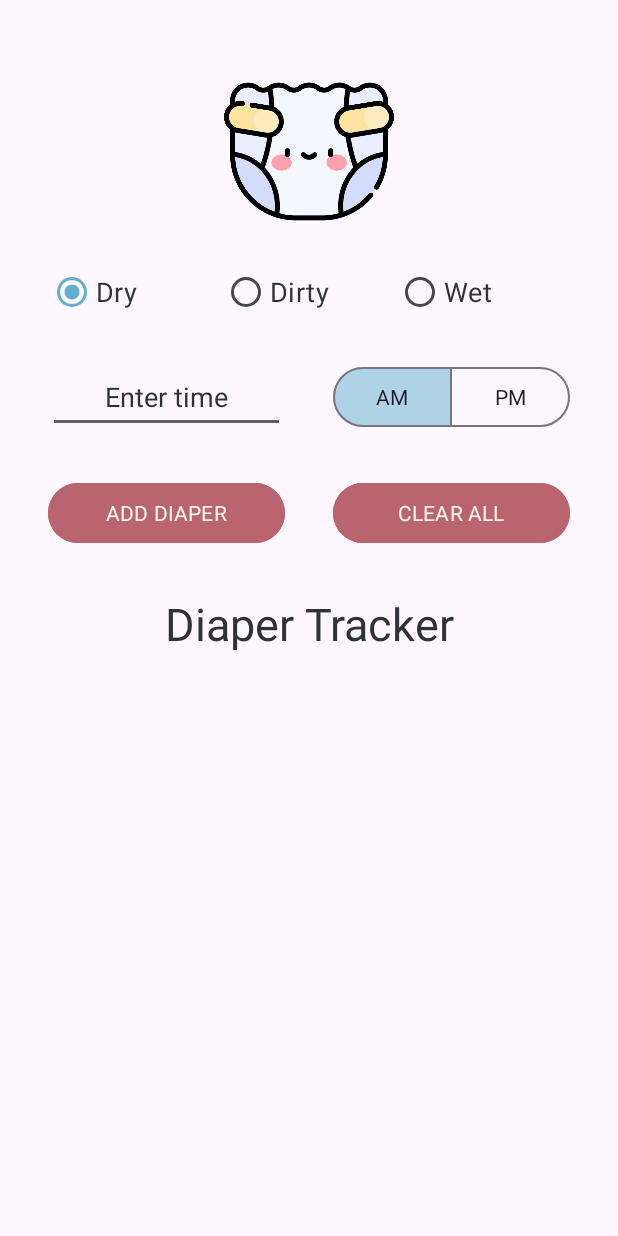
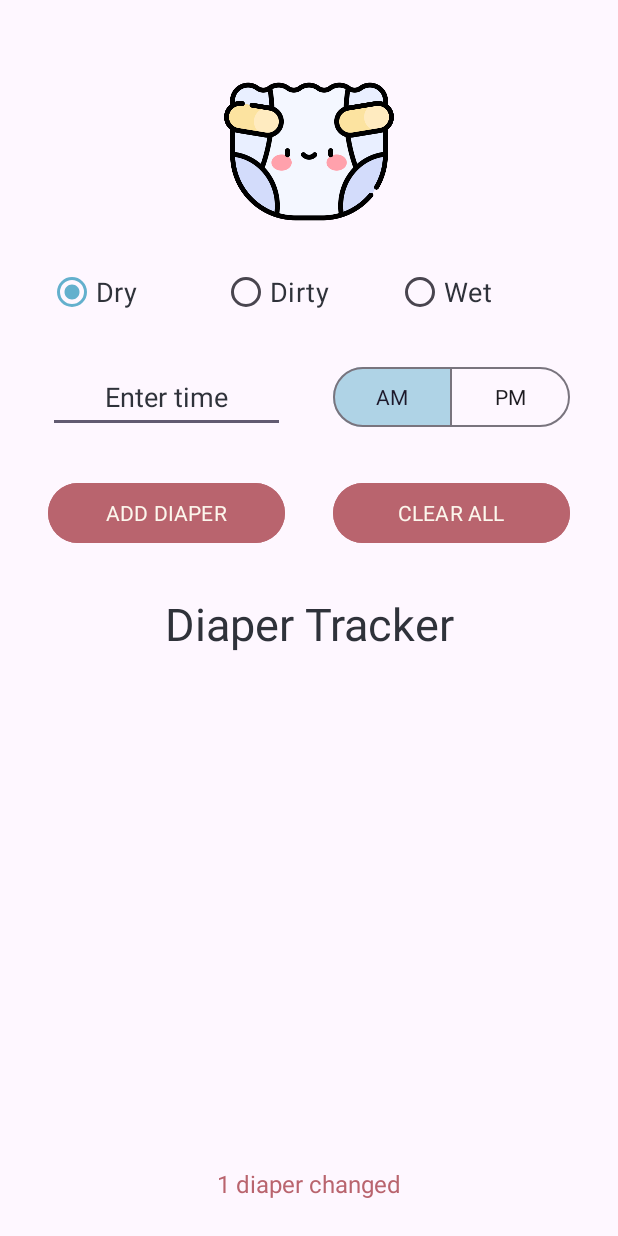
Before and after one commit to dottibug/diaper-tracker, an Android app: the screen it shows after launch (MainActivity), after a tap on "CLEAR ALL", on a phone screen of 412 x 824 dp. Run offline under Robolectric (Android 15) with nearby library versions, the light colour scheme and no system bars; our stand-ins replace data binding; Roboto replaces fonts that are not available here; 1 other tap on this screen came first.

Commit message:
Added data binding

```diff
--- a/app/build.gradle.kts
+++ b/app/build.gradle.kts
@@ -33,6 +33,10 @@ android {
     kotlinOptions {
         jvmTarget = "1.8"
     }
+
+    buildFeatures {
+        dataBinding = true
+    }
 }
 
 dependencies {
--- a/app/src/main/java/com/example/diapertracker/MainActivity.kt
+++ b/app/src/main/java/com/example/diapertracker/MainActivity.kt
@@ -5,67 +5,51 @@ import android.icu.util.Calendar
 import android.os.Bundle
 import android.text.format.DateFormat
 import android.view.inputmethod.InputMethodManager
-import android.widget.Button
-import android.widget.EditText
-import android.widget.RadioButton
 import android.widget.TextView
 import android.widget.Toast
 import androidx.activity.enableEdgeToEdge
 import androidx.appcompat.app.AppCompatActivity
 import androidx.core.view.ViewCompat
 import androidx.core.view.WindowInsetsCompat
-import com.google.android.material.button.MaterialButtonToggleGroup
+import androidx.databinding.DataBindingUtil
+import com.example.diapertracker.databinding.ActivityMainBinding
 
 class MainActivity : AppCompatActivity() {
-
-    // Declare variables
-    private lateinit var radioButtonDry: RadioButton
-    private lateinit var radioButtonDirty: RadioButton
-    private lateinit var radioButtonWet: RadioButton
-    private lateinit var timeEdit : EditText
-    private lateinit var toggleButtonAmPm : MaterialButtonToggleGroup
-    private lateinit var diaperList : TextView
-    private lateinit var diaperCount : TextView
+    private lateinit var binding: ActivityMainBinding
     private var diaperCounter : Int = 0
     private lateinit var imm : InputMethodManager
     private val toastMessageTime = "Enter the correct time format (12:00)"
 
+    var diaperCount : String = ""
+
     override fun onCreate(savedInstanceState: Bundle?) {
         super.onCreate(savedInstanceState)
         enableEdgeToEdge()
-        setContentView(R.layout.activity_main)
+
+        // Data binding inflation
+        binding = DataBindingUtil.setContentView(this, R.layout.activity_main)
+
         ViewCompat.setOnApplyWindowInsetsListener(findViewById(R.id.main)) { v, insets ->
             val systemBars = insets.getInsets(WindowInsetsCompat.Type.systemBars())
             v.setPadding(systemBars.left, systemBars.top, systemBars.right, systemBars.bottom)
             insets
         }
 
-        // Button references
-        val buttonAddDiaper : Button = findViewById(R.id.buttonAddDiaper)
-        val buttonClear : Button = findViewById(R.id.buttonClear)
+        // Data binding (layout variable myActivity is bound to this activity)
+        binding.diaperMain = this
 
         // Button click listeners
-        buttonAddDiaper.setOnClickListener { addDiaper() }
-        buttonClear.setOnClickListener { clear() }
+        binding.buttonAddDiaper.setOnClickListener { addDiaper() }
+        binding.buttonClear.setOnClickListener { clear() }
 
-        // Initialize variables
         initialize()
-
-        // Toggle AM button
-        defaultTimeToggle()
     }
 
     // Initialize variables
     private fun initialize() {
-        radioButtonDry = findViewById(R.id.radioButtonDry)
-        radioButtonDirty = findViewById(R.id.radioButtonDirty)
-        radioButtonWet = findViewById(R.id.radioButtonWet)
-        timeEdit = findViewById(R.id.editTextTime)
-        toggleButtonAmPm = findViewById(R.id.toggleButtonAmPm)
-        diaperList = findViewById(R.id.textViewDiaperList)
-        diaperCount = findViewById(R.id.textViewDiaperCount)
-        diaperList.visibility = TextView.INVISIBLE
+        binding.textViewDiaperList.visibility = TextView.INVISIBLE
         imm = getSystemService(Context.INPUT_METHOD_SERVICE) as InputMethodManager
+        defaultTimeToggle()
     }
 
     // Add diaper to list
@@ -93,15 +77,16 @@ class MainActivity : AppCompatActivity() {
     // Get the diaper type
     private fun getDiaperType() : String {
         return when {
-            radioButtonDry.isChecked -> "Dry"
-            radioButtonDirty.isChecked -> "Dirty"
-            radioButtonWet.isChecked -> "Wet"
+            binding.radioButtonDry.isChecked -> "Dry"
+            binding.radioButtonDirty.isChecked -> "Dirty"
+            binding.radioButtonWet.isChecked -> "Wet"
             else -> ""
         }
     }
 
     // Get the time (defaults to the current time if user left the field empty)
     private fun getTime() : String {
+        val timeEdit = binding.editTextTime
        return if (timeEdit.text.toString().isEmpty()) getCurrentTime()
        else {
             return if (isValidTime()) timeEdit.text.toString()
@@ -121,17 +106,18 @@ class MainActivity : AppCompatActivity() {
 
     // Get the time unit (am or pm)
     private fun getTimeUnit() : String {
-        return if (toggleButtonAmPm.checkedButtonId == R.id.buttonAM) "am" else "pm"
+        return if (binding.toggleButtonAmPm.checkedButtonId == R.id.buttonAM) "am" else "pm"
     }
 
     // Check if the time is in the correct format (e.g. "2:00" or "02:00" on a 12-hour clock)
     private fun isValidTime() : Boolean {
         val timeRegex = Regex("^(0?[1-9]|1[0-2]):[0-5][0-9]$")
-        return timeRegex.matches(timeEdit.text.toString())
+        return timeRegex.matches(binding.editTextTime.text.toString())
     }
 
     // Update the diaper list with the new diaper entry
     private fun updateDiaperList(newDiaper : String) {
+        val diaperList = binding.textViewDiaperList
         when (diaperCounter) {
             1 -> diaperList.text = newDiaper
             else -> diaperList.text = getString(R.string.diaperList, diaperList.text.toString(), newDiaper)
@@ -142,8 +128,9 @@ class MainActivity : AppCompatActivity() {
     // Update the diaper count summary
     private fun updateDiaperCountSummary() {
         val nounForm = if (diaperCounter == 1) "" else "s"
-        diaperCount.text = getString(R.string.diaperCount, diaperCounter, nounForm)
-        diaperCount.visibility = TextView.VISIBLE
+        diaperCount = "$diaperCounter diaper$nounForm changed"
+        // Invalidate all binding expressions to refresh the UI
+        binding.invalidateAll()
     }
 
     // Reset all values to default state
@@ -156,21 +143,23 @@ class MainActivity : AppCompatActivity() {
 
     // Clear the time field
     private fun clearTime() {
+        val timeEdit = binding.editTextTime
         timeEdit.text.clear()
         timeEdit.clearFocus()
     }
 
     // Reset diaper input to default state
     private fun resetDiaperInput() {
-        radioButtonDry.isChecked = true
-        radioButtonDirty.isChecked = false
-        radioButtonWet.isChecked = false
+        binding.radioButtonDry.isChecked = true
+        binding.radioButtonDirty.isChecked = false
+        binding.radioButtonWet.isChecked = false
         clearTime()
         defaultTimeToggle()
     }
 
     // Clear diaper list
     private fun clearDiaperList() {
+        val diaperList = binding.textViewDiaperList
         diaperList.text = ""
         diaperList.visibility = TextView.INVISIBLE
     }
@@ -178,16 +167,15 @@ class MainActivity : AppCompatActivity() {
     // Reset the diaper counter
     private fun resetDiaperCounter() {
         diaperCounter = 0
-        diaperCount.visibility = TextView.INVISIBLE
     }
 
     // Hide keyboard
     private fun hideKeyboard() {
-        imm.hideSoftInputFromWindow(timeEdit.windowToken, 0)
+        imm.hideSoftInputFromWindow(binding.editTextTime.windowToken, 0)
     }
 
     // Set the am/pm toggle button to AM
     private fun defaultTimeToggle() {
-        toggleButtonAmPm.check(R.id.buttonAM)
+        binding.toggleButtonAmPm.check(R.id.buttonAM)
     }
 }
--- a/app/src/main/res/layout/activity_main.xml
+++ b/app/src/main/res/layout/activity_main.xml
@@ -1,7 +1,15 @@
 <?xml version="1.0" encoding="utf-8"?>
-<androidx.constraintlayout.widget.ConstraintLayout xmlns:android="http://schemas.android.com/apk/res/android"
+<layout xmlns:android="http://schemas.android.com/apk/res/android"
     xmlns:app="http://schemas.android.com/apk/res-auto"
-    xmlns:tools="http://schemas.android.com/tools"
+    xmlns:tools="http://schemas.android.com/tools">
+
+    <data>
+        <variable
+            name="diaperMain"
+            type="com.example.diapertracker.MainActivity" />
+    </data>
+
+    <androidx.constraintlayout.widget.ConstraintLayout
         android:id="@+id/main"
         android:layout_width="match_parent"
         android:layout_height="match_parent"
@@ -116,7 +124,7 @@
                 android:textAllCaps="true"
                 android:paddingLeft="8dp"
                 android:paddingRight="8dp"
-            android:layout_weight="1"/>
+                android:layout_weight="1" />
         </com.google.android.material.button.MaterialButtonToggleGroup>
 
         <Button
@@ -199,18 +207,21 @@
             </LinearLayout>
         </ScrollView>
 
+<!--            android:text="@string/diaperCount"-->
+<!--            android:visibility="invisible"-->
         <TextView
             android:id="@+id/textViewDiaperCount"
             android:layout_width="wrap_content"
             android:layout_height="wrap_content"
             android:layout_marginBottom="24dp"
             android:fontFamily="@font/roboto_bold"
-        android:text="@string/diaperCount"
+            android:text="@{diaperMain.diaperCount}"
             android:textColor="@color/indianRed"
             android:textSize="16sp"
-        android:visibility="invisible"
+            android:visibility="visible"
             app:layout_constraintBottom_toBottomOf="parent"
             app:layout_constraintEnd_toEndOf="parent"
             app:layout_constraintStart_toStartOf="parent" />
 
     </androidx.constraintlayout.widget.ConstraintLayout>
+</layout>
```
Lines whose indentation alone changed are shown as unchanged.
